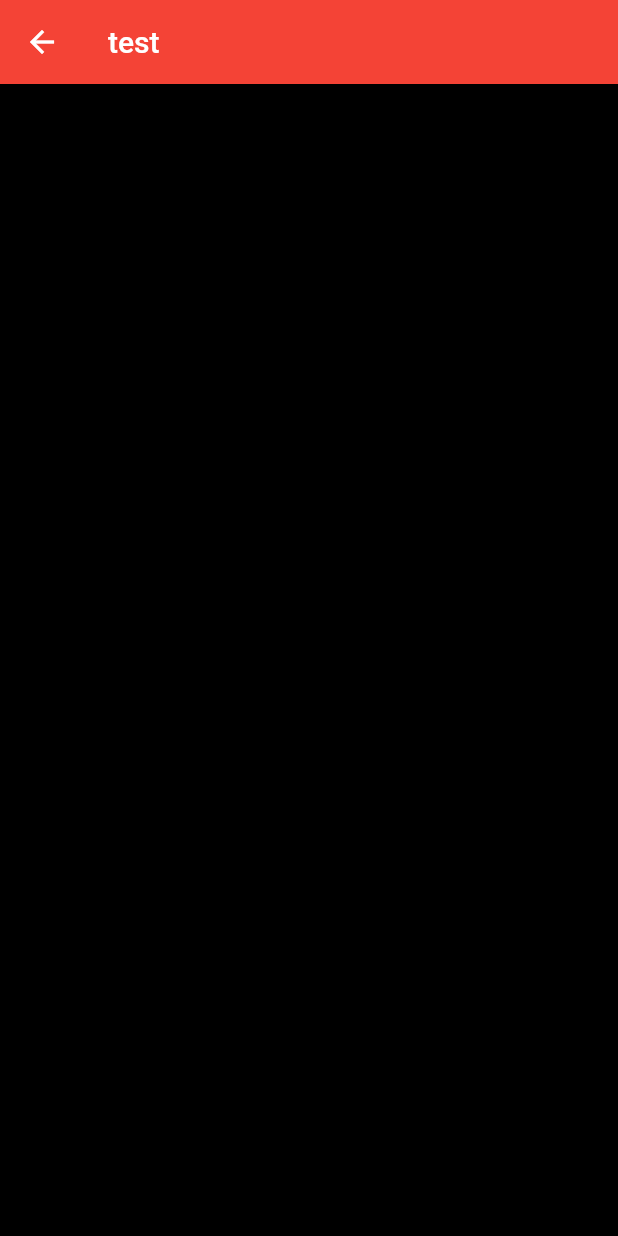
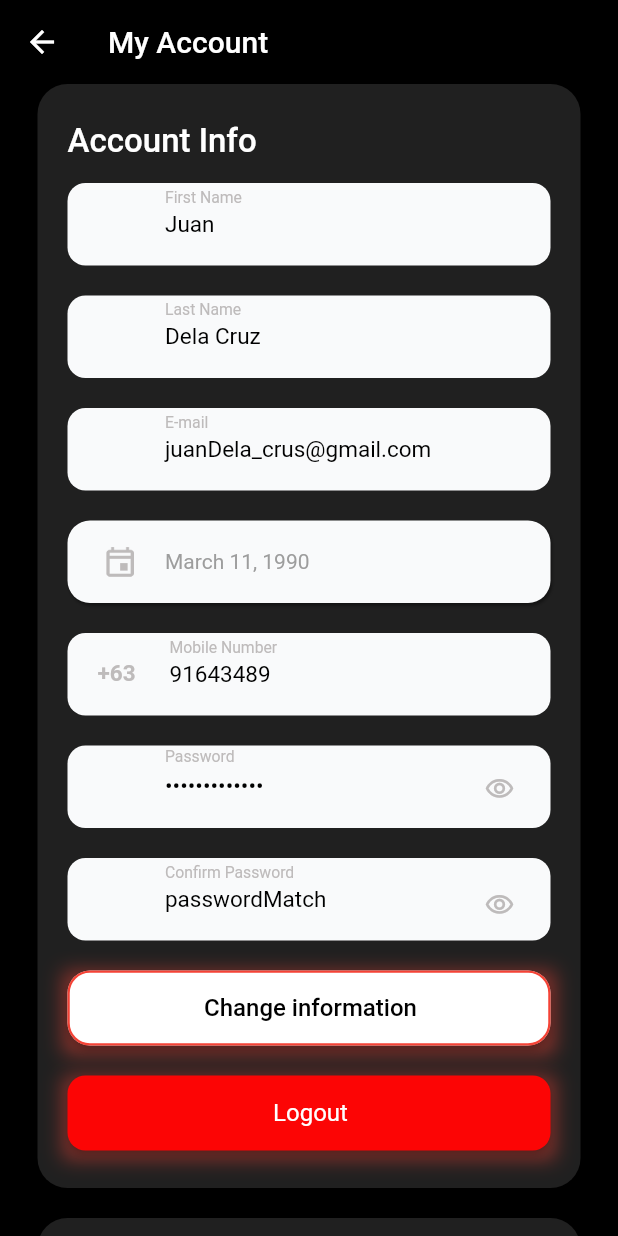
Before and after one commit to jonasreycian/video-on-demand-drm, a Flutter app: the MyAccountScreen screen opened directly, on a phone screen of 412 x 824 dp. Run offline on Flutter 3.47's test engine with Material 2 defaults, Android fonts, the phone set to English and light mode, and no system bars; our stand-ins replace bloc, country_code_picker, flutter_bloc, flutter_staggered_animations, pin_input_text_field, video_player; Roboto replaces fonts that are missing (Rubik).

Commit message:
[update] extracted wigetss

```diff
--- a/lib/screens/my_account_screen.dart
+++ b/lib/screens/my_account_screen.dart
@@ -1,15 +1,31 @@
+import 'package:aq_prime/widgets/account_info_card.dart';
+import 'package:aq_prime/widgets/plant_details.dart';
 import 'package:flutter/material.dart';
 
 class MyAccountScreen extends StatelessWidget {
-  const MyAccountScreen({
+  MyAccountScreen({
     Key? key,
   }) : super(key: key);
 
   @override
   Widget build(BuildContext context) {
     return Scaffold(
+      extendBodyBehindAppBar: true,
+      backgroundColor: Colors.black,
       appBar: AppBar(
-        title: Text('test'),
+        elevation: 0,
+        backgroundColor: Colors.transparent,
+        title: Text('My Account'),
+      ),
+      body: SafeArea(
+        child: SingleChildScrollView(
+          child: Column(
+            children: [
+              AccountInfoCard(),
+              PlanDetailsCard(),
+            ],
+          ),
+        ),
       ),
     );
   }
--- a/lib/screens/nav_screen.dart
+++ b/lib/screens/nav_screen.dart
@@ -22,10 +22,10 @@ class _NavScreenState extends State<NavScreen> {
 
   final Map<String, IconData> _icons = const {
     'Home': Icons.home,
-    'Categories': Icons.video_camera_front_rounded,
+    'Categories': Icons.apps,
     'My Watch List': Icons.queue_play_next,
-    'Continue': Icons.tv_rounded,
-    'My Account': Icons.person,
+    'Continue \nWatching': Icons.play_arrow,
+    'My Account': Icons.account_circle_rounded,
   };
 
   int _currentIndex = 0;
--- /dev/null
+++ b/lib/widgets/account_info_card.dart
@@ -0,0 +1,160 @@
+import 'package:aq_prime/utilities/dialog.dart';
+import 'package:aq_prime/utilities/hex_color.dart';
+import 'package:aq_prime/widgets/calendar_card.dart';
+import 'package:aq_prime/widgets/input_textfield.dart';
+import 'package:aq_prime/widgets/primary_button.dart';
+import 'package:aq_prime/widgets/secondary_button.dart';
+import 'package:flutter/material.dart';
+
+class AccountInfoCard extends StatelessWidget {
+  AccountInfoCard({
+    Key? key,
+  }) : super(key: key);
+
+  final TextEditingController firstName = TextEditingController(text: 'Juan');
+  final TextEditingController lastName = TextEditingController(text: 'Dela Cruz');
+  final TextEditingController email = TextEditingController(text: 'juanDela_crus@gmail.com');
+  final TextEditingController mobileNumber = TextEditingController(text: '91643489');
+  final TextEditingController password = TextEditingController(text: 'passwordMatch');
+  final TextEditingController confirmPassword = TextEditingController(text: 'passwordMatch');
+  @override
+  Widget build(BuildContext context) {
+    return Container(
+      width: double.infinity,
+      decoration: BoxDecoration(
+        color: Colors.grey.withOpacity(0.2),
+        borderRadius: BorderRadius.circular(20),
+      ),
+      margin: const EdgeInsets.only(left: 25, right: 25),
+      padding: const EdgeInsets.only(left: 20, right: 20, top: 25, bottom: 25),
+      child: Column(
+        crossAxisAlignment: CrossAxisAlignment.start,
+        children: [
+          Text(
+            'Account Info',
+            textAlign: TextAlign.center,
+            style: TextStyle(
+              fontFamily: 'Roboto',
+              fontWeight: FontWeight.w500,
+              fontStyle: FontStyle.normal,
+              fontSize: 22,
+              color: Colors.white,
+            ),
+          ),
+          const SizedBox(height: 15),
+          InputTextField(
+            onChanged: (p0) {},
+            controller: firstName,
+            hintText: 'First Name',
+            height: 55,
+            keyboardType: TextInputType.text,
+            floatingLabelBehavior: FloatingLabelBehavior.auto,
+            padding: const EdgeInsets.only(left: 60, top: 10, bottom: 10),
+          ),
+          const SizedBox(height: 20),
+          InputTextField(
+            onChanged: (p0) {},
+            controller: lastName,
+            hintText: 'Last Name',
+            height: 55,
+            keyboardType: TextInputType.text,
+            floatingLabelBehavior: FloatingLabelBehavior.auto,
+            padding: const EdgeInsets.only(left: 60, top: 10, bottom: 10),
+          ),
+          const SizedBox(height: 20),
+          InputTextField(
+            onChanged: (p0) {},
+            controller: email,
+            hintText: 'E-mail',
+            height: 55,
+            keyboardType: TextInputType.text,
+            floatingLabelBehavior: FloatingLabelBehavior.auto,
+            padding: const EdgeInsets.only(left: 60, top: 10, bottom: 10),
+          ),
+          const SizedBox(height: 20),
+          CalendarField(
+            selectedDate: 'March 11, 1990',
+            withShadow: true,
+            isDateRange: false,
+            function: () => calendarDialog(
+              context,
+              DateTime.now(),
+              (p0) {
+                Navigator.of(context).pop();
+              },
+            ),
+          ),
+          const SizedBox(height: 20),
+          InputTextField(
+            onChanged: (p0) {},
+            controller: mobileNumber,
+            hintText: 'Mobile Number',
+            height: 55,
+            keyboardType: TextInputType.number,
+            floatingLabelBehavior: FloatingLabelBehavior.auto,
+            padding: const EdgeInsets.only(left: 20, top: 10, bottom: 10),
+            prefixIconPadding: const EdgeInsets.only(top: 8, bottom: 10),
+            prefixIcon: GestureDetector(
+              onTap: () {},
+              child: Text('+63', style: TextStyle(fontSize: 15, color: HexColor('#BEBBBB'), fontWeight: FontWeight.w700)),
+            ),
+          ),
+          const SizedBox(height: 20),
+          InputTextField(
+            onChanged: (p0) {},
+            controller: password,
+            hintText: 'Password',
+            height: 55,
+            keyboardType: TextInputType.text,
+            obscureText: true,
+            floatingLabelBehavior: FloatingLabelBehavior.auto,
+            padding: const EdgeInsets.only(left: 60, top: 8, bottom: 8),
+            suffixIconPadding: const EdgeInsets.only(top: 3, bottom: 10, right: 10),
+            suffixIcon: IconButton(
+              onPressed: () {},
+              icon: Icon(
+                false ? Icons.visibility_off_outlined : Icons.visibility_outlined,
+                color: HexColor('#BEBBBB'),
+                size: 20,
+              ),
+            ),
+          ),
+          const SizedBox(height: 20),
+          InputTextField(
+            onChanged: (p0) {},
+            controller: confirmPassword,
+            hintText: 'Confirm Password',
+            height: 55,
+            keyboardType: TextInputType.text,
+            obscureText: false,
+            floatingLabelBehavior: FloatingLabelBehavior.auto,
+            padding: const EdgeInsets.only(left: 60, top: 10, bottom: 10),
+            suffixIconPadding: const EdgeInsets.only(top: 3, bottom: 10, right: 10),
+            suffixIcon: IconButton(
+              onPressed: () {},
+              icon: Icon(
+                false ? Icons.visibility_off_outlined : Icons.visibility_outlined,
+                color: HexColor('#BEBBBB'),
+                size: 20,
+              ),
+            ),
+          ),
+          const SizedBox(height: 20),
+          SecondaryButton(
+            height: 50,
+            action: () {},
+            width: double.infinity,
+            label: 'Change information',
+          ),
+          const SizedBox(height: 20),
+          PrimaryButton(
+            height: 50,
+            action: () {},
+            width: double.infinity,
+            label: 'Logout',
+          ),
+        ],
+      ),
+    );
+  }
+}
--- /dev/null
+++ b/lib/widgets/plant_details.dart
@@ -0,0 +1,72 @@
+import 'package:flutter/material.dart';
+
+class PlanDetailsCard extends StatelessWidget {
+  const PlanDetailsCard({Key? key}) : super(key: key);
+
+  @override
+  Widget build(BuildContext context) {
+    return Container(
+      width: double.infinity,
+      decoration: BoxDecoration(
+        color: Colors.grey.withOpacity(0.2),
+        borderRadius: BorderRadius.circular(20),
+      ),
+      margin: const EdgeInsets.only(left: 25, right: 25, top: 20),
+      padding: const EdgeInsets.only(left: 20, right: 20, top: 25, bottom: 25),
+      child: Column(
+        crossAxisAlignment: CrossAxisAlignment.start,
+        children: [
+          Text(
+            'Plan Details',
+            textAlign: TextAlign.center,
+            style: TextStyle(
+              fontFamily: 'Roboto',
+              fontWeight: FontWeight.w500,
+              fontStyle: FontStyle.normal,
+              fontSize: 22,
+              color: Colors.white,
+            ),
+          ),
+          const SizedBox(height: 15),
+          Row(
+            mainAxisAlignment: MainAxisAlignment.spaceBetween,
+            children: [
+              Column(
+                mainAxisAlignment: MainAxisAlignment.spaceEvenly,
+                crossAxisAlignment: CrossAxisAlignment.start,
+                children: [
+                  Text(
+                    'Ultra HD / Premium',
+                    textAlign: TextAlign.center,
+                    style: TextStyle(
+                      fontFamily: 'Roboto',
+                      fontWeight: FontWeight.w500,
+                      fontStyle: FontStyle.normal,
+                      fontSize: 20,
+                      color: Colors.white,
+                    ),
+                  ),
+                  Text(
+                    '549 PHP',
+                    textAlign: TextAlign.center,
+                    style: TextStyle(
+                      fontFamily: 'Roboto',
+                      fontWeight: FontWeight.w300,
+                      fontStyle: FontStyle.normal,
+                      fontSize: 18,
+                      color: Colors.white,
+                    ),
+                  ),
+                ],
+              ),
+              Padding(
+                padding: const EdgeInsets.only(right: 10),
+                child: Icon(Icons.tv_sharp),
+              ),
+            ],
+          )
+        ],
+      ),
+    );
+  }
+}
```
Also changed, not shown: lib/main.dart (+3 -6 lines).
